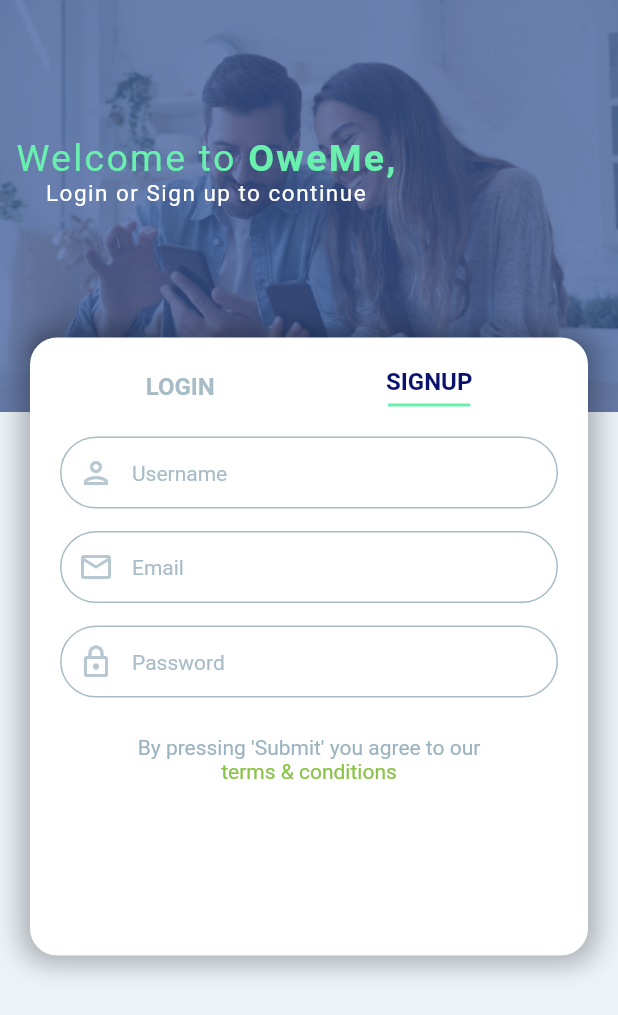
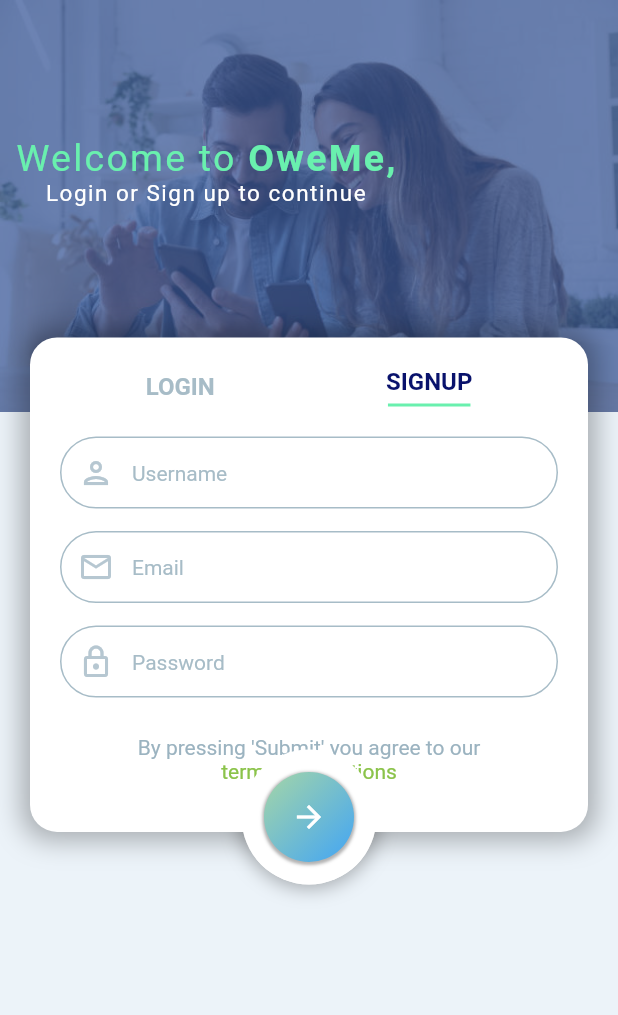
Before and after one commit to lthoma39/OweME, a Flutter app: the screen it shows after launch, on a phone screen of 412 x 824 dp. Shown: the top 1015 px of the screen. Run offline on Flutter 3.47's test engine with Material 2 defaults, Android fonts, the phone set to English and light mode, and no system bars; our stand-ins replace firebase_core; accounts and stored records are empty.

Commit message:
finished registration card

```diff
--- a/lib/registration_page/view/registration_screen.dart
+++ b/lib/registration_page/view/registration_screen.dart
@@ -10,11 +10,15 @@
 
     return Scaffold(
       backgroundColor: Palette.backgroundColor,
-      body: Stack(
-        children: <Widget>[
-          TitleCard(),
-          RegistrationCard(),
-        ],
+      body: SingleChildScrollView(
+        child: Stack(
+          children: <Widget>[
+            TitleCard(),
+            SubmitButton(showShadow: true),
+            RegistrationCard(),
+            SubmitButton(),
+          ],
+        ),
       ),
     );
   }
--- a/lib/registration_page/widgets/registration_card.dart
+++ b/lib/registration_page/widgets/registration_card.dart
@@ -19,7 +19,7 @@
         alignment: Alignment.topCenter,
         child: Container(
           padding: EdgeInsets.all(20),
-          height: SizeConfig.screenHeight / 2,
+          height: SizeConfig.screenHeight / 2.5,
           width: SizeConfig.screenWidth - 40,
           margin: EdgeInsets.symmetric(horizontal: 20),
           decoration: BoxDecoration(
@@ -33,7 +33,6 @@
               ),
             ],
           ),
-          child: SingleChildScrollView(
           child: Column(
             children: [
               Row(
@@ -144,7 +143,6 @@
           ),
         ),
       ),
-      ),
     );
   }
 }
--- /dev/null
+++ b/lib/registration_page/widgets/submit_button.dart
@@ -0,0 +1,68 @@
+import 'package:flutter/material.dart';
+import 'package:owe_me/config/config.dart';
+
+class SubmitButton extends StatelessWidget {
+  SubmitButton({
+    this.showShadow = false,
+  });
+
+  final bool showShadow;
+
+  @override
+  Widget build(BuildContext context) {
+    return Align(
+      alignment: Alignment.center,
+      child: Padding(
+        padding: EdgeInsets.only(
+          top: SizeConfig.screenHeight / 3 + 225,
+        ),
+        child: Container(
+          height: 90,
+          width: 90,
+          padding: EdgeInsets.all(15),
+          decoration: BoxDecoration(
+            color: Colors.white,
+            borderRadius: BorderRadius.circular(50),
+            boxShadow: [
+              if (showShadow)
+                BoxShadow(
+                  color: Colors.black.withOpacity(.3),
+                  spreadRadius: 1.5,
+                  blurRadius: 10,
+                  offset: Offset(0, 1),
+                ),
+            ],
+          ),
+          child: GestureDetector(
+            onTap: () => print('test'),
+            child: Container(
+              decoration: BoxDecoration(
+                gradient: LinearGradient(
+                  colors: <Color>[
+                    Colors.green[200]!,
+                    Colors.blue[400]!,
+                  ],
+                  begin: Alignment.topLeft,
+                  end: Alignment.bottomRight,
+                ),
+                borderRadius: BorderRadius.circular(30),
+                boxShadow: [
+                  BoxShadow(
+                    color: Colors.black.withOpacity(.3),
+                    spreadRadius: 1,
+                    blurRadius: 1,
+                    offset: Offset(0, 1),
+                  ),
+                ],
+              ),
+              child: Icon(
+                Icons.arrow_forward,
+                color: Colors.white,
+              ),
+            ),
+          ),
+        ),
+      ),
+    );
+  }
+}
--- a/lib/registration_page/widgets/widgets.dart
+++ b/lib/registration_page/widgets/widgets.dart
@@ -1,2 +1,3 @@
 export 'title_card.dart';
 export 'registration_card.dart';
+export 'submit_button.dart';
```
Also changed, not shown: 2 other files. Lines whose indentation alone changed are shown as unchanged.
